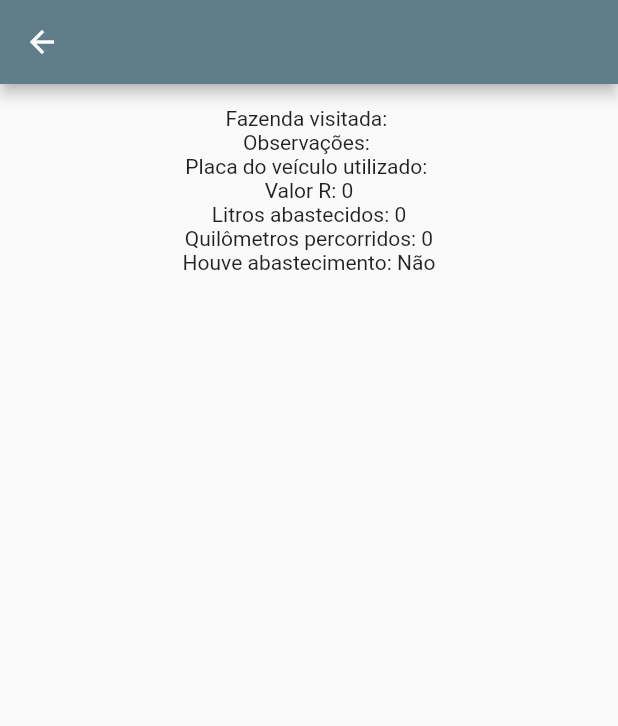
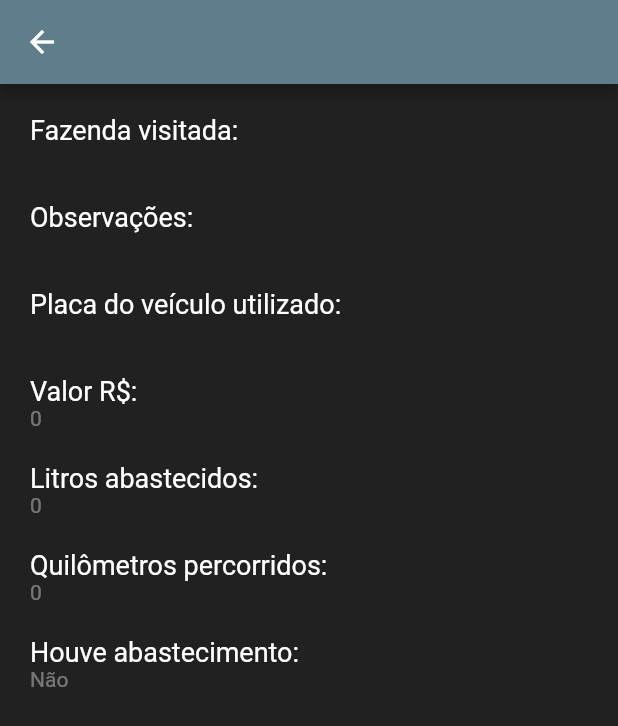
Before and after one commit to LuuhZaparoli/projeto_web, a Flutter app: the ExibirRelatorio screen opened directly with empty values, on a phone screen of 412 x 824 dp. Shown: the top 726 px of the screen. Run offline on Flutter 3.47's test engine with Material 2 defaults, Android fonts, the phone set to English and light mode, and no system bars; our stand-ins replace cloud_firestore, firebase_auth, firebase_core, flutter_spinkit; accounts and stored records are empty.

Commit message:
Melhoramento da interface relatorios

```diff
--- a/projeto_web/lib/screens/reports/exibir_relatorio.dart
+++ b/projeto_web/lib/screens/reports/exibir_relatorio.dart
@@ -2,6 +2,7 @@ import 'dart:async';
 import 'package:cloud_firestore/cloud_firestore.dart';
 import 'package:flutter/material.dart';
 import 'package:projeto_web/models/relatorio.dart';
+import 'package:projeto_web/shared/texts.dart';
 
 class ExibirRelatorio extends StatefulWidget {
 
@@ -20,23 +21,30 @@ class _ExibirRelatorioState extends State<ExibirRelatorio> {
   Widget build(BuildContext context) {
     String abastecimento = widget.relatorio.abastecimento ? "Sim" : "Não";
     return Scaffold(
+      backgroundColor: Colors.grey[900],
       appBar: AppBar(
         title: Text(widget.relatorio.visita),
         backgroundColor: Colors.blueGrey,
       ),
       body: Container(
-        margin: EdgeInsets.all(15.0),
-        alignment: Alignment.center,
+        margin: EdgeInsets.all(20.0),
         child: Column(
+            crossAxisAlignment: CrossAxisAlignment.start,
             children: <Widget>[
-              Text("Fazenda visitada: " + widget.relatorio.visita),
-              Text("Observações: " + widget.relatorio.obs),
-              Text("Placa do veículo utilizado: " + widget.relatorio.veiculo),
-              Text("Valor R: " + widget.relatorio.valor.toString()),
-              Text("Litros abastecidos: " + widget.relatorio.litros.toString()),
-              Text(
-                  "Quilômetros percorridos: " + widget.relatorio.km.toString()),
-              Text("Houve abastecimento: " + abastecimento),
+              Text("Fazenda visitada: ", style: textTitle),
+              Text(widget.relatorio.visita, style: textContent),
+              Text("\nObservações: ", style: textTitle),
+              Text(widget.relatorio.obs, style: textContent),
+              Text("\nPlaca do veículo utilizado: ", style: textTitle),
+              Text(widget.relatorio.veiculo, style: textContent),
+              Text("\nValor R\u0024: ", style: textTitle),
+              Text(widget.relatorio.valor.toString(), style: textContent),
+              Text("\nLitros abastecidos: ", style: textTitle),
+              Text(widget.relatorio.litros.toString(), style: textContent),
+              Text("\nQuilômetros percorridos: ", style: textTitle),
+              Text(widget.relatorio.km.toString(), style: textContent),
+              Text("\nHouve abastecimento: ", style: textTitle),
+              Text(abastecimento, style: textContent),
             ]
         ),
       ),
--- /dev/null
+++ b/projeto_web/lib/shared/texts.dart
@@ -0,0 +1,11 @@
+import 'package:flutter/material.dart';
+
+const textTitle = TextStyle(
+  color: Colors.white,
+  fontSize: 18.0,
+);
+
+const textContent = TextStyle(
+  color: Colors.white38,
+  fontSize: 14.0,
+);
```
Also changed, not shown: projeto_web/lib/screens/reports/reports_page.dart (+13 -6 lines).
